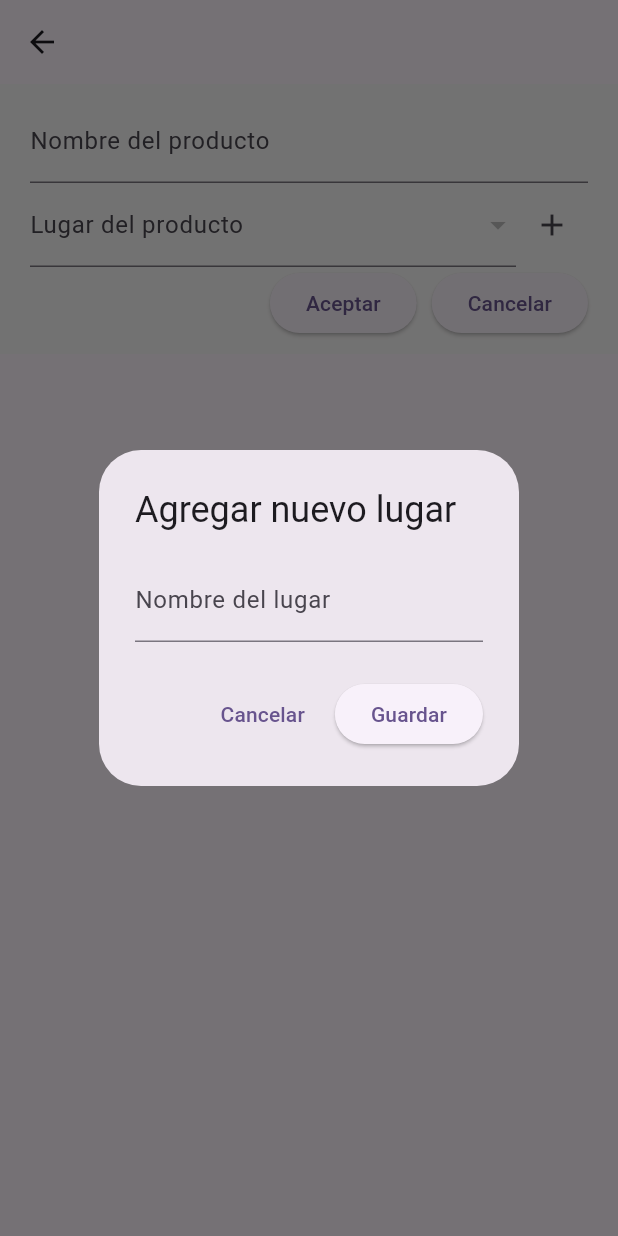
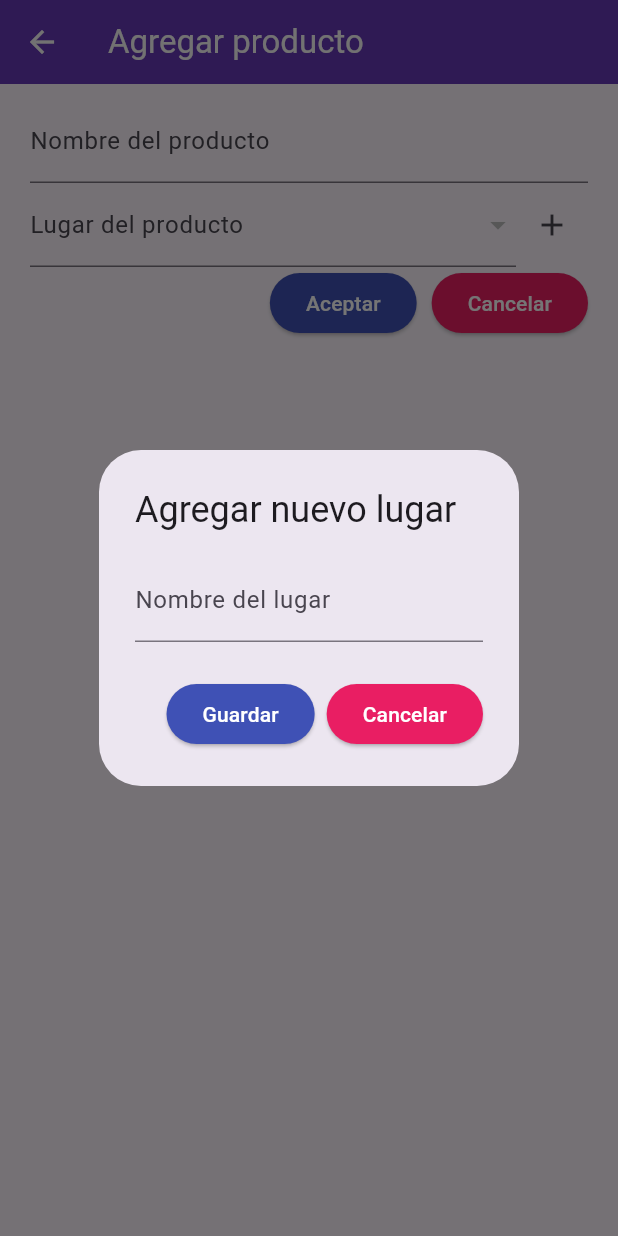
Before and after one commit to ArnoldCatamuscay/ApliMovil-Final-Project, a Flutter app: the ModalNewProduct screen opened by its route, after a tap on the "add" icon, on a phone screen of 412 x 824 dp. Run offline on Flutter 3.47's test engine with Material 3 defaults, Android fonts, the phone set to English and light mode, and no system bars; our stand-ins replace firebase_core, firebase_database; accounts and stored records are empty.

Commit message:
Update color theme

```diff
--- a/lib/main.dart
+++ b/lib/main.dart
@@ -4,6 +4,7 @@ import 'package:myapp/pages/new_product.dart';
 import 'package:myapp/pages/pages.dart';
 import 'package:firebase_core/firebase_core.dart';
 import 'package:myapp/services/appstate.dart';
+import 'package:myapp/values/theme.dart';
 import 'package:provider/provider.dart';
 import 'firebase_options.dart';
 
@@ -26,10 +27,7 @@ class MyApp extends StatelessWidget {
       child: MaterialApp(
         debugShowCheckedModeBanner: false,
         title: 'Lista Compras App',
-        theme: ThemeData(
-          colorScheme: ColorScheme.fromSeed(seedColor: Colors.deepPurple),
-          useMaterial3: true,
-        ),
+        theme: myTheme(context),
         initialRoute: "/",
         routes: {
           "/":(context) => const HomePage(),
--- a/lib/pages/home.dart
+++ b/lib/pages/home.dart
@@ -2,6 +2,7 @@
 import 'package:flutter/material.dart';
 import 'package:myapp/models/product.dart';
 import 'package:myapp/services/appstate.dart';
+import 'package:myapp/values/theme.dart';
 // import 'package:myapp/services/userservices.dart';
 import 'package:provider/provider.dart';
 // import 'package:myapp/pages/new_product.dart';
@@ -27,6 +28,8 @@ class _HomePageState extends State<HomePage> {
         onPressed: () {
           Navigator.pushNamed(context1, '/new-product');
         },
+        backgroundColor: primary,
+        foregroundColor: Colors.white,
         child: const Icon(Icons.add),
         ),
       body: FutureBuilder(
@@ -41,7 +44,8 @@ class _HomePageState extends State<HomePage> {
                 subtitle: Text(product.place!),
                 trailing: IconButton(
                   onPressed: () => Navigator.pushNamed(context1, '/edit-product', arguments: product),
-                  icon: const Icon(Icons.edit)
+                  icon: const Icon(Icons.edit),
+                  color: primary,
                 ),
               )
             ],
--- a/lib/pages/new_product.dart
+++ b/lib/pages/new_product.dart
@@ -32,11 +32,11 @@ class _ModalNuevoProductoState extends State<ModalNewProduct> {
   Widget build(BuildContext context) {
     state = Provider.of<Appstate>(context, listen: true);
     return Scaffold(
-      appBar: AppBar(),
+      appBar: AppBar(title: const Text("Agregar producto"),),
       body: Container(
         padding: const EdgeInsets.symmetric(horizontal: 20, vertical: 10),
         //height: 300,
-        color: blanco,
+        // color: blanco,
         child: Form(
           key: _formularioKey,
           child: SingleChildScrollView(
@@ -119,13 +119,22 @@ class _ModalNuevoProductoState extends State<ModalNewProduct> {
 
 
                     },
+                    style: ButtonStyle(
+                      backgroundColor: WidgetStateProperty.all(Colors.indigo),
+                      foregroundColor: WidgetStateProperty.all(Colors.white)
+                    ),
                     child: const Text('Aceptar'),
                   ),
                   const SizedBox(width: 10),
                   ElevatedButton(
                     onPressed: () {
                       Navigator.pop(context);
-                    }, child: const Text('Cancelar'),
+                    },
+                    style: ButtonStyle(
+                      backgroundColor: WidgetStateProperty.all(Colors.pink),
+                      foregroundColor: WidgetStateProperty.all(Colors.white)
+                    ),
+                    child: const Text('Cancelar'),
                   ),
                 ],
               )
@@ -159,12 +168,6 @@ class _ModalNuevoProductoState extends State<ModalNewProduct> {
             ],
           ),
           actions: [
-            TextButton(
-              onPressed: () {
-                Navigator.pop(context);
-              },
-              child: const Text('Cancelar'),
-            ),
             ElevatedButton(
               onPressed: () async {
                 if (_nuevoLugarController.text.isNotEmpty) {
@@ -199,7 +202,21 @@ class _ModalNuevoProductoState extends State<ModalNewProduct> {
                   }
                 }
               },
+              style: ButtonStyle(
+                backgroundColor: WidgetStateProperty.all(Colors.indigo),
+                foregroundColor: WidgetStateProperty.all(Colors.white)
+              ),
               child: const Text('Guardar'),
+            ),
+            ElevatedButton(
+              onPressed: () {
+                Navigator.pop(context);
+              },
+              style: ButtonStyle(
+                backgroundColor: WidgetStateProperty.all(Colors.pink),
+                foregroundColor: WidgetStateProperty.all(Colors.white)
+              ),
+              child: const Text('Cancelar'),
             ),
           ],
         );
```
Also changed, not shown: lib/pages/edit-product.dart (+25 -8 lines), lib/values/theme.dart (+12 -7 lines).
